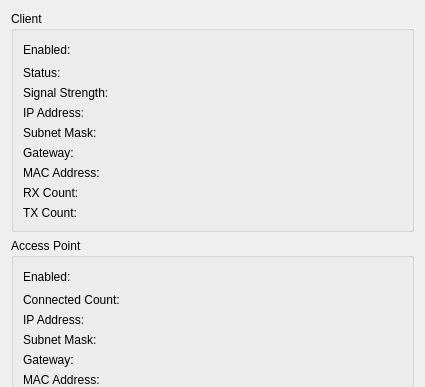
First picture: the form in src/brickv/plugin_system/plugins/master/ui/wifi2_status.ui, repository Tinkerforge/brickv, before the edit; both pictures show x 0 to 425 and y 0 to 387 of the 425 by 566 pixel window.
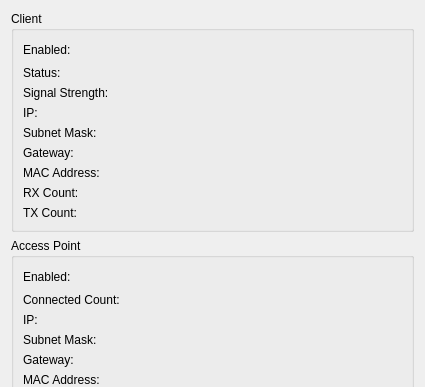
Second picture: the form after the edit.

```diff
--- a/src/brickv/plugin_system/plugins/master/ui/wifi2_status.ui
+++ b/src/brickv/plugin_system/plugins/master/ui/wifi2_status.ui
@@ -95,7 +95,7 @@
         <item row="3" column="0">
          <widget class="QLabel" name="wifi_client_status_ip_address_label">
           <property name="text">
-           <string>IP Address:</string>
+           <string>IP:</string>
           </property>
          </widget>
         </item>
@@ -245,7 +245,7 @@
         <item row="2" column="0">
          <widget class="QLabel" name="wifi_ap_status_ip_address_label">
           <property name="text">
-           <string>IP Address:</string>
+           <string>IP:</string>
           </property>
          </widget>
         </item>
```
Left out of the diff: 8 changed lines with no effect on the pictures.
